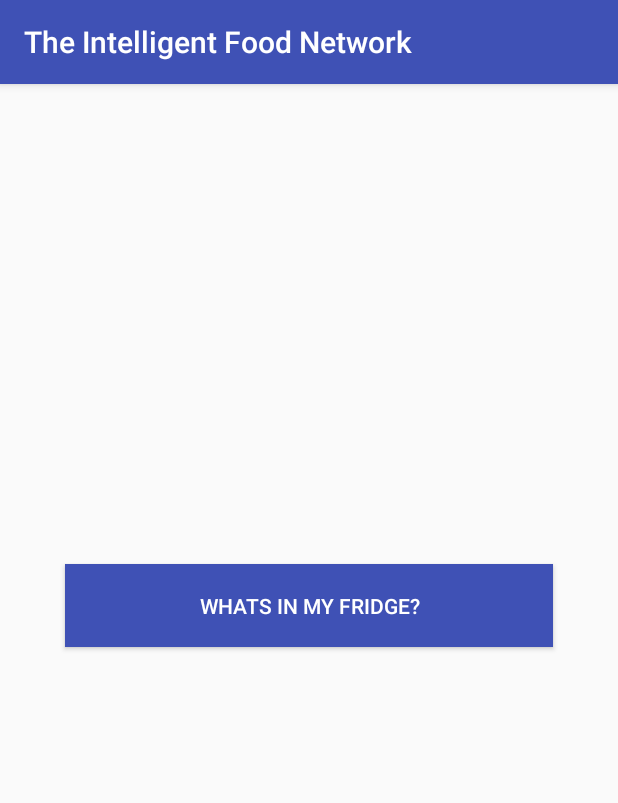
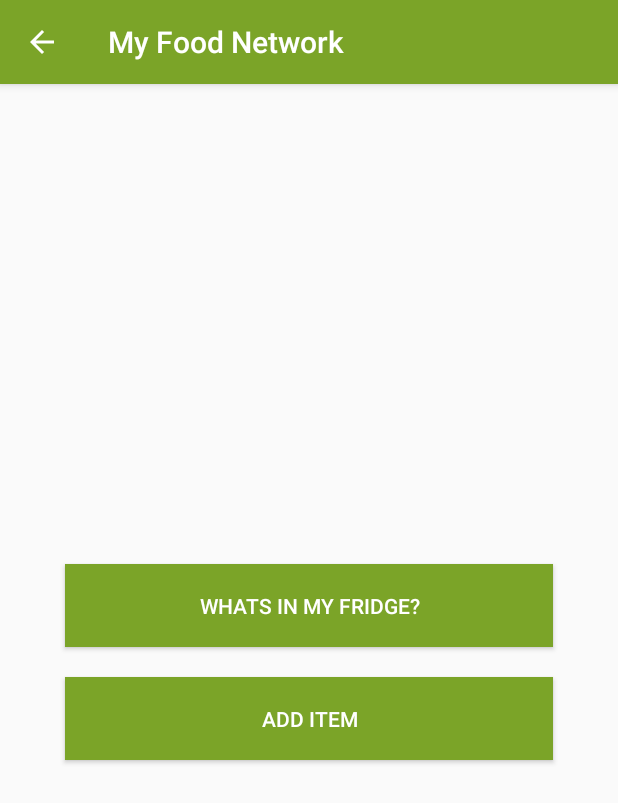
Before and after one commit to LeonMulvaney/TheIntelligentFoodNetwork, an Android app: the MyFoodNetwork screen opened directly, with no data from a screen before it, on a phone screen of 412 x 824 dp. Shown: the top 803 px of the screen. Run offline under Robolectric (Android 15) with nearby library versions, the phone set to English and light mode, and no system bars; our stand-ins replace Firebase (no records; nobody signed in at launch, a user with empty details on screens opened directly).

Commit message:
Tuesday 28/11/2017 @ 22.52 New Activity "AddFoodItem" Created Android app can now add data to Firebase from this Activity

```diff
--- a/app/src/main/AndroidManifest.xml
+++ b/app/src/main/AndroidManifest.xml
@@ -20,6 +20,7 @@
         </activity>
         <activity android:name=".MyFoodNetwork" />
         <activity android:name=".Home" />
+        <activity android:name=".AddFoodItem"></activity>
     </application>
 
 </manifest>
--- a/app/src/main/java/ie/ncirl/a14445618/theintelligentfoodnetwork/MyFoodNetwork.java
+++ b/app/src/main/java/ie/ncirl/a14445618/theintelligentfoodnetwork/MyFoodNetwork.java
@@ -5,6 +5,7 @@ import android.provider.ContactsContract;
 import android.support.annotation.Nullable;
 import android.support.v7.app.AppCompatActivity;
 import android.os.Bundle;
+import android.text.method.ScrollingMovementMethod;
 import android.util.Log;
 import android.view.View;
 import android.widget.ArrayAdapter;
@@ -31,6 +32,8 @@ public class MyFoodNetwork extends AppCompatActivity {
     //--------------------------------------------------------------------
     FirebaseDatabase firebaseDatabase;
     DatabaseReference databaseReference;
+    DatabaseReference keyRef;
+
 
     Button readButton;
     TextView databaseTextview;
@@ -44,28 +47,34 @@ public class MyFoodNetwork extends AppCompatActivity {
         super.onCreate(savedInstanceState);
         setContentView(R.layout.activity_my_food_network);
 
-        //myListView =(ListView) findViewById(R.id.foodList);
+        //Change Action Bar Title From: https://stackoverflow.com/questions/3438276/how-to-change-the-text-on-the-action-bar
+        setTitle(R.string.my_food_network_action_bar_string);
+
+        //Add Back Button to Action Bar - From https://stackoverflow.com/questions/12070744/add-back-button-to-action-bar
+        getSupportActionBar().setDisplayHomeAsUpEnabled(true);
+
+        //Firebase
+        firebaseDatabase = FirebaseDatabase.getInstance();
+        databaseReference = firebaseDatabase.getReferenceFromUrl("https://theintelligentfoodnetwork.firebaseio.com/");
+        keyRef = databaseReference.child("FridgeItems");
+
+        //Views
+        databaseTextview = findViewById(R.id.showDbTv);
+        databaseTextview.setMovementMethod(new ScrollingMovementMethod()); // Allow the TextView to Scroll instead of using ScrollView From: https://stackoverflow.com/questions/1748977/making-textview-scrollable-on-android
+        readButton = findViewById(R.id.showDbBtn);
 
 
 
-        databaseTextview = findViewById(R.id.showDbTv);
-        readButton = findViewById(R.id.showDbBtn);
-
-        firebaseDatabase = FirebaseDatabase.getInstance();
-        databaseReference = firebaseDatabase.getReferenceFromUrl("https://theintelligentfoodnetwork.firebaseio.com/");
-        //key = databaseReference.child("FridgeItems").push().getKey();
 
         //Target Button and Declare OnClickListener - Encapsulating Method
-
-//Get contents from Firebase into String From : https://www.youtube.com/watch?v=WDGmpvKpHyw
+        //Get contents from Firebase into String From : https://www.youtube.com/watch?v=WDGmpvKpHyw
         readButton.setOnClickListener(new View.OnClickListener() {
             public void onClick(View v) {
                 databaseTextview.setText("");
-
-                DatabaseReference keyRef = databaseReference.child("FridgeItems");
+                readButton.setText("Refresh"); //When button is clicked once, change the text to Refreshed so the user knows the must click refresh
 
                 //-------------------------------------------------------
-                keyRef.addValueEventListener(new ValueEventListener() {
+                keyRef.addListenerForSingleValueEvent(new ValueEventListener() { //SingleValueEvent Listener to prevend the append method causing duplicate entries
                     @Override
                     public void onDataChange(DataSnapshot dataSnapshot) {
                         //String value = dataSnapshot.getKey();
@@ -80,19 +89,19 @@ public class MyFoodNetwork extends AppCompatActivity {
                             String calories = ds.child("calories").getValue().toString();
                             String protein = ds.child("protein").getValue().toString();
 
+
                             ArrayList<FoodItem> foodList = new ArrayList<>();
-                            FoodItem newItem = new FoodItem(type,expDate,calories,protein);
+                            FoodItem newItem = new FoodItem(type, expDate, calories, protein);
                             foodList.add(newItem);
 
 
-                            for(int i=0;i<foodList.size();i++){
-                                int index = i;
-                                //System.out.println(foodList.get(i).getFoodType());
+                            for (int i = 0; i < foodList.size(); i++) {
                                 String foodItem = (foodList.get(i).getFoodType());
-                                databaseTextview.append("Item No " + Integer.toString(index) + " : " + foodItem);
+                                databaseTextview.append(foodItem);
                                 databaseTextview.append("\n");
+                            }
 
-                            }
+
 
                             //System.out.println(foodList);
                             //databaseTextview.setText(foodList.toString());
@@ -112,19 +121,21 @@ public class MyFoodNetwork extends AppCompatActivity {
 
     }
 
+    //Function to return to home when back button is pressed From --> Same link as "Add Back Button" above
+    @Override
+    public boolean onSupportNavigateUp(){
+        finish();
+        return true;
+    }
+
+    public void viewAddFoodItem(View view){
+        Intent intent = new Intent(this,AddFoodItem.class);
+        startActivity(intent);
+    }
 
 
 
-//Adding Items to Database From: https://www.androidhive.info/2016/10/android-working-with-firebase-realtime-database/
-    /*public void addItem(){
-        String userId = myDatabase.push().getKey();
-
-        FoodItem foodItem = new FoodItem("Yop","30/11/2017","70","10");
-
-        myDatabase.child(userId).setValue(foodItem);
-    }*/
-
-
+    //From other tutorial----------------------------------------------
     /*public void getContents(DataSnapshot dataSnapshot){
         for(DataSnapshot ds :dataSnapshot.getChildren()){
 
--- a/app/src/main/res/layout/activity_my_food_network.xml
+++ b/app/src/main/res/layout/activity_my_food_network.xml
@@ -7,12 +7,21 @@
     tools:context="ie.ncirl.a14445618.theintelligentfoodnetwork.MyFoodNetwork"
     android:orientation="vertical">
 
+
+        <LinearLayout
+            android:layout_width="fill_parent"
+            android:layout_height="wrap_content"
+            android:orientation="vertical">
+
             <TextView
                 android:id="@+id/showDbTv"
                 android:layout_width="fill_parent"
                 android:layout_height="300dp"
                 android:textSize="25dp"
-        />
+                android:maxLines="500"
+                android:scrollbars="vertical"/>
+
+
 
             <Button
                 android:id="@+id/showDbBtn"
@@ -24,7 +33,19 @@
                 android:background="@color/colorPrimary"
                 android:textColor="#FFFFFF"/>
 
+            <Button
+                android:id="@+id/addItemBtn"
+                android:layout_width="325dp"
+                android:layout_height="55dp"
+                android:layout_gravity="center"
+                android:text="Add item"
+                android:layout_marginTop="20dp"
+                android:layout_marginBottom="25dp"
+                android:background="@color/colorPrimary"
+                android:textColor="#FFFFFF"
+                android:onClick="viewAddFoodItem"/>
 
+        </LinearLayout>
 
 
 </LinearLayout>
--- a/app/src/main/res/values/colors.xml
+++ b/app/src/main/res/values/colors.xml
@@ -1,6 +1,6 @@
 <?xml version="1.0" encoding="utf-8"?>
 <resources>
-    <color name="colorPrimary">#3F51B5</color>
-    <color name="colorPrimaryDark">#303F9F</color>
-    <color name="colorAccent">#FF4081</color>
+    <color name="colorPrimary">#7ba428</color>
+    <color name="colorPrimaryDark">#7ba428</color>
+    <color name="colorAccent">#5128a4</color>
 </resources>
--- a/app/src/main/res/values/strings.xml
+++ b/app/src/main/res/values/strings.xml
@@ -5,4 +5,8 @@
     <string name="shopping">Shopping</string>
     <string name="recipes">Recipes</string>
     <string name="account">Account</string>
+
+    <!--Action Bar Strings-->
+    <string name="my_food_network_action_bar_string">My Food Network</string>
+    <string name="add_food_item_action_bar_string">Add Item</string>
 </resources>
```
Also changed, not shown: app/src/main/java/ie/ncirl/a14445618/theintelligentfoodnetwork/AddFoodItem.java (added, +89 -0 lines), app/src/main/res/layout/activity_add_food_item.xml (added, +100 -0 lines). Lines whose indentation alone changed are shown as unchanged.
